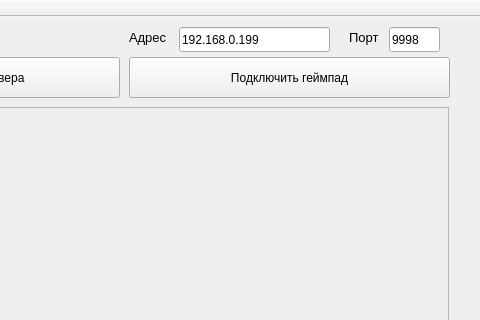
Above: GUITcpServer/mainwindow.ui from ArtyomZubko/YUVStreamReciever before the change; both pictures show x 221 to 701 and y 0 to 320 of the 701 by 632 pixel window. Below: the same form after it.
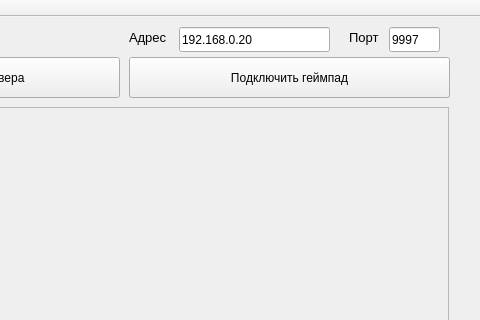
That is the form after the change.

```diff
--- a/GUITcpServer/mainwindow.ui
+++ b/GUITcpServer/mainwindow.ui
@@ -100,7 +100,7 @@
      </rect>
     </property>
     <property name="text">
-     <string>192.168.0.199</string>
+     <string>192.168.0.20</string>
     </property>
    </widget>
    <widget class="QLineEdit" name="gmpdPort">
@@ -113,7 +113,7 @@
      </rect>
     </property>
     <property name="text">
-     <string>9998</string>
+     <string>9997</string>
     </property>
    </widget>
    <widget class="QLabel" name="label_3">
```
